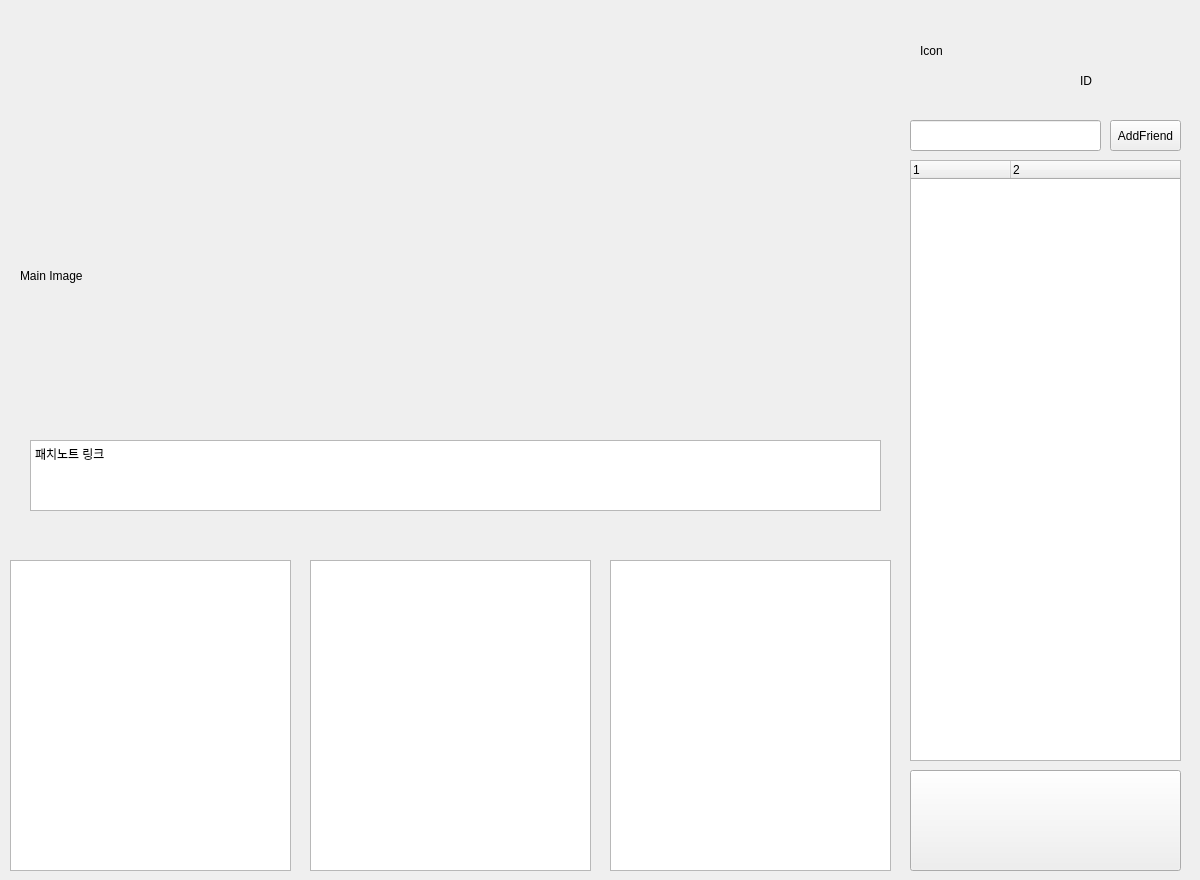
Qt form GameLauncher/GameLauncher/GamePlayLauncher.ui (Donghyuks/DHServer) before a commit.
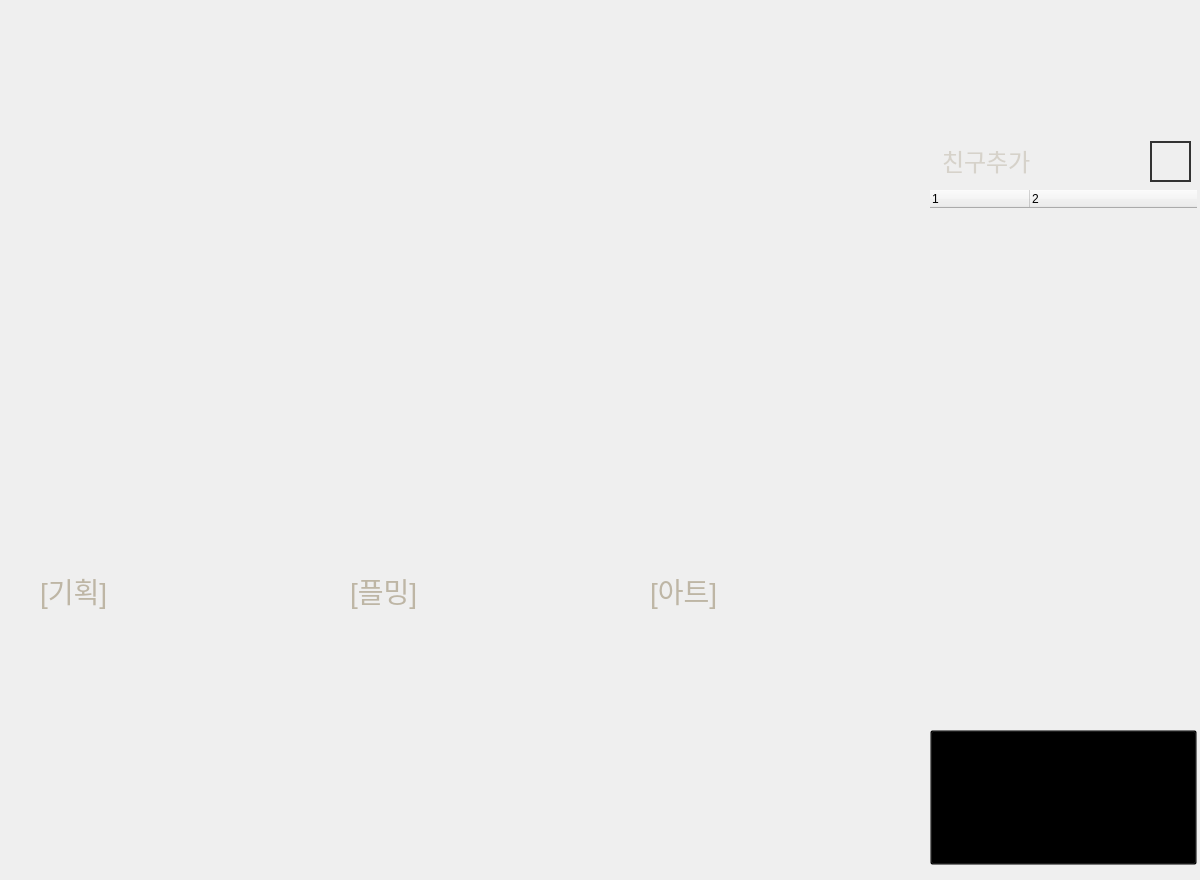
The same form after that commit. Icons and pictures are not drawn.

What changed in the file:
```diff
--- a/GameLauncher/GameLauncher/GamePlayLauncher.ui
+++ b/GameLauncher/GameLauncher/GamePlayLauncher.ui
@@ -19,14 +19,38 @@
   <widget class="QTreeWidget" name="Friend_List">
    <property name="geometry">
     <rect>
-     <x>910</x>
-     <y>160</y>
-     <width>271</width>
-     <height>601</height>
+     <x>930</x>
+     <y>190</y>
+     <width>267</width>
+     <height>531</height>
     </rect>
    </property>
    <property name="styleSheet">
-    <string notr="true"/>
+    <string notr="true">QTreeWidget
+{
+	background:transparent;
+	border:none;
+	color:#BEB6A5;
+}
+
+QTreeWidget::branch:open:has-children:!has-siblings,
+QTreeWidget::branch:open:has-children:has-siblings 
+{
+    border-image: none;
+    image: url(:/LauncherUI/Profile_Tab_Closed.png);
+}
+
+QTreeWidget::branch:has-children:!has-siblings:closed,
+QTreeWidget::branch:closed:has-children:has-siblings 
+{
+	border-image: none;
+	image: url(:/LauncherUI/Profile_Tab_Open.png);
+}
+
+QTreeWidget::item
+{
+	height:60px;
+}</string>
    </property>
    <property name="columnCount">
     <number>2</number>
@@ -45,10 +69,10 @@
   <widget class="QPushButton" name="GameStart">
    <property name="geometry">
     <rect>
-     <x>910</x>
-     <y>770</y>
-     <width>271</width>
-     <height>101</height>
+     <x>930</x>
+     <y>730</y>
+     <width>267</width>
+     <height>135</height>
     </rect>
    </property>
    <property name="font">
@@ -62,123 +86,254 @@
      <kerning>false</kerning>
     </font>
    </property>
+   <property name="styleSheet">
+    <string notr="true">QPushButton
+{
+	background:transparent;
+	background-image:url(&quot;:/LauncherUI/GameStart.png&quot;);
+	background-repeat:no-repeat;
+}
+
+QPushButton:hover
+{
+	background-image:url(&quot;:/LauncherUI/GameStart_Over.png&quot;);
+	background-repeat:no-repeat;
+}</string>
+   </property>
    <property name="text">
     <string/>
    </property>
    <property name="iconSize">
     <size>
-     <width>16</width>
-     <height>16</height>
+     <width>267</width>
+     <height>135</height>
     </size>
    </property>
   </widget>
   <widget class="QLineEdit" name="Friend_Request">
    <property name="geometry">
     <rect>
-     <x>910</x>
-     <y>120</y>
-     <width>191</width>
-     <height>31</height>
+     <x>940</x>
+     <y>140</y>
+     <width>201</width>
+     <height>41</height>
     </rect>
    </property>
+   <property name="styleSheet">
+    <string notr="true">QLineEdit
+{
+	color:#BEB6A5;
+	font-size:24px;
+	background:transparent;
+	border:none;
+}</string>
+   </property>
+   <property name="text">
+    <string/>
+   </property>
+   <property name="placeholderText">
+    <string>친구추가</string>
+   </property>
   </widget>
   <widget class="QPushButton" name="AddFriend">
    <property name="geometry">
     <rect>
-     <x>1110</x>
-     <y>120</y>
-     <width>71</width>
-     <height>31</height>
+     <x>1150</x>
+     <y>141</y>
+     <width>41</width>
+     <height>41</height>
     </rect>
    </property>
+   <property name="styleSheet">
+    <string notr="true">QPushButton
+{
+	background:transparent;
+	border: 2px solid #333
+}</string>
+   </property>
    <property name="text">
-    <string>AddFriend</string>
+    <string/>
+   </property>
+   <property name="icon">
+    <iconset resource="../Resource/LauncherUI.qrc">
+     <normaloff>:/LauncherUI/Friend_Request.png</normaloff>:/LauncherUI/Friend_Request.png</iconset>
+   </property>
+   <property name="iconSize">
+    <size>
+     <width>58</width>
+     <height>56</height>
+    </size>
    </property>
   </widget>
   <widget class="QLabel" name="User_Icon">
    <property name="geometry">
     <rect>
-     <x>920</x>
-     <y>10</y>
-     <width>111</width>
-     <height>81</height>
+     <x>940</x>
+     <y>50</y>
+     <width>76</width>
+     <height>75</height>
     </rect>
    </property>
+   <property name="styleSheet">
+    <string notr="true">QLabel
+{
+
+}</string>
+   </property>
    <property name="text">
-    <string>Icon</string>
+    <string/>
    </property>
   </widget>
   <widget class="QLabel" name="User_ID">
    <property name="geometry">
     <rect>
-     <x>1080</x>
-     <y>70</y>
-     <width>91</width>
-     <height>21</height>
+     <x>1030</x>
+     <y>90</y>
+     <width>151</width>
+     <height>31</height>
     </rect>
    </property>
+   <property name="styleSheet">
+    <string notr="true"/>
+   </property>
    <property name="text">
-    <string>ID</string>
+    <string/>
    </property>
   </widget>
   <widget class="QLabel" name="Main_Patch_Image">
    <property name="geometry">
     <rect>
-     <x>20</x>
-     <y>40</y>
-     <width>871</width>
-     <height>471</height>
-    </rect>
-   </property>
-   <property name="text">
-    <string>Main Image</string>
-   </property>
-  </widget>
-  <widget class="QTextEdit" name="GameDesgin_Note">
-   <property name="geometry">
-    <rect>
      <x>10</x>
-     <y>560</y>
-     <width>281</width>
-     <height>311</height>
+     <y>20</y>
+     <width>919</width>
+     <height>533</height>
     </rect>
+   </property>
+   <property name="styleSheet">
+    <string notr="true">QLabel
+{
+
+}</string>
+   </property>
+   <property name="text">
+    <string/>
+   </property>
+  </widget>
+  <widget class="QTextEdit" name="GameDesign_Note">
+   <property name="geometry">
+    <rect>
+     <x>50</x>
+     <y>610</y>
+     <width>241</width>
+     <height>251</height>
+    </rect>
+   </property>
+   <property name="styleSheet">
+    <string notr="true">QTextEdit
+{
+	color:#BEB6A5;
+	background:transparent;
+	border:none;
+}</string>
    </property>
   </widget>
   <widget class="QTextEdit" name="Programming_Note">
    <property name="geometry">
     <rect>
-     <x>310</x>
-     <y>560</y>
-     <width>281</width>
-     <height>311</height>
+     <x>354</x>
+     <y>610</y>
+     <width>241</width>
+     <height>251</height>
     </rect>
    </property>
+   <property name="styleSheet">
+    <string notr="true">QTextEdit
+{
+	color:#BEB6A5;
+	background:transparent;
+	border:none;
+}</string>
+   </property>
   </widget>
   <widget class="QTextEdit" name="Art_Note">
    <property name="geometry">
     <rect>
-     <x>610</x>
-     <y>560</y>
-     <width>281</width>
-     <height>311</height>
+     <x>660</x>
+     <y>610</y>
+     <width>241</width>
+     <height>251</height>
     </rect>
    </property>
+   <property name="styleSheet">
+    <string notr="true">QTextEdit
+{
+	color:#BEB6A5;
+	background:transparent;
+	border:none;
+}</string>
+   </property>
   </widget>
-  <widget class="QTextEdit" name="PatNote_Link">
+  <widget class="QLabel" name="Programming_Title">
    <property name="geometry">
     <rect>
-     <x>30</x>
-     <y>440</y>
-     <width>851</width>
-     <height>71</height>
+     <x>350</x>
+     <y>570</y>
+     <width>91</width>
+     <height>41</height>
     </rect>
    </property>
-   <property name="html">
-    <string>&lt;!DOCTYPE HTML PUBLIC &quot;-//W3C//DTD HTML 4.0//EN&quot; &quot;http://www.w3.org/TR/REC-html40/strict.dtd&quot;&gt;
-&lt;html&gt;&lt;head&gt;&lt;meta name=&quot;qrichtext&quot; content=&quot;1&quot; /&gt;&lt;style type=&quot;text/css&quot;&gt;
-p, li { white-space: pre-wrap; }
-&lt;/style&gt;&lt;/head&gt;&lt;body style=&quot; font-family:'Gulim'; font-size:9pt; font-weight:400; font-style:normal;&quot;&gt;
-&lt;p style=&quot; margin-top:0px; margin-bottom:0px; margin-left:0px; margin-right:0px; -qt-block-indent:0; text-indent:0px;&quot;&gt;패치노트 링크&lt;/p&gt;&lt;/body&gt;&lt;/html&gt;</string>
+   <property name="styleSheet">
+    <string notr="true">QLabel
+{
+	font-size:28px;
+	background:transparent;
+	color:#BEB6A5;
+}</string>
+   </property>
+   <property name="text">
+    <string>[플밍]</string>
+   </property>
+  </widget>
+  <widget class="QLabel" name="Art_Title">
+   <property name="geometry">
+    <rect>
+     <x>650</x>
+     <y>570</y>
+     <width>91</width>
+     <height>41</height>
+    </rect>
+   </property>
+   <property name="styleSheet">
+    <string notr="true">QLabel
+{
+	font-size:28px;
+	background:transparent;
+	color:#BEB6A5;
+}</string>
+   </property>
+   <property name="text">
+    <string>[아트]</string>
+   </property>
+  </widget>
+  <widget class="QLabel" name="GameDesign_Title">
+   <property name="geometry">
+    <rect>
+     <x>40</x>
+     <y>570</y>
+     <width>91</width>
+     <height>41</height>
+    </rect>
+   </property>
+   <property name="styleSheet">
+    <string notr="true">QLabel
+{
+	font-size:28px;
+	background:transparent;
+	color:#BEB6A5;
+}</string>
+   </property>
+   <property name="text">
+    <string>[기획]</string>
    </property>
   </widget>
   <zorder>GameStart</zorder>
```
Left out of the diff: 18 changed lines with no effect on the pictures.
